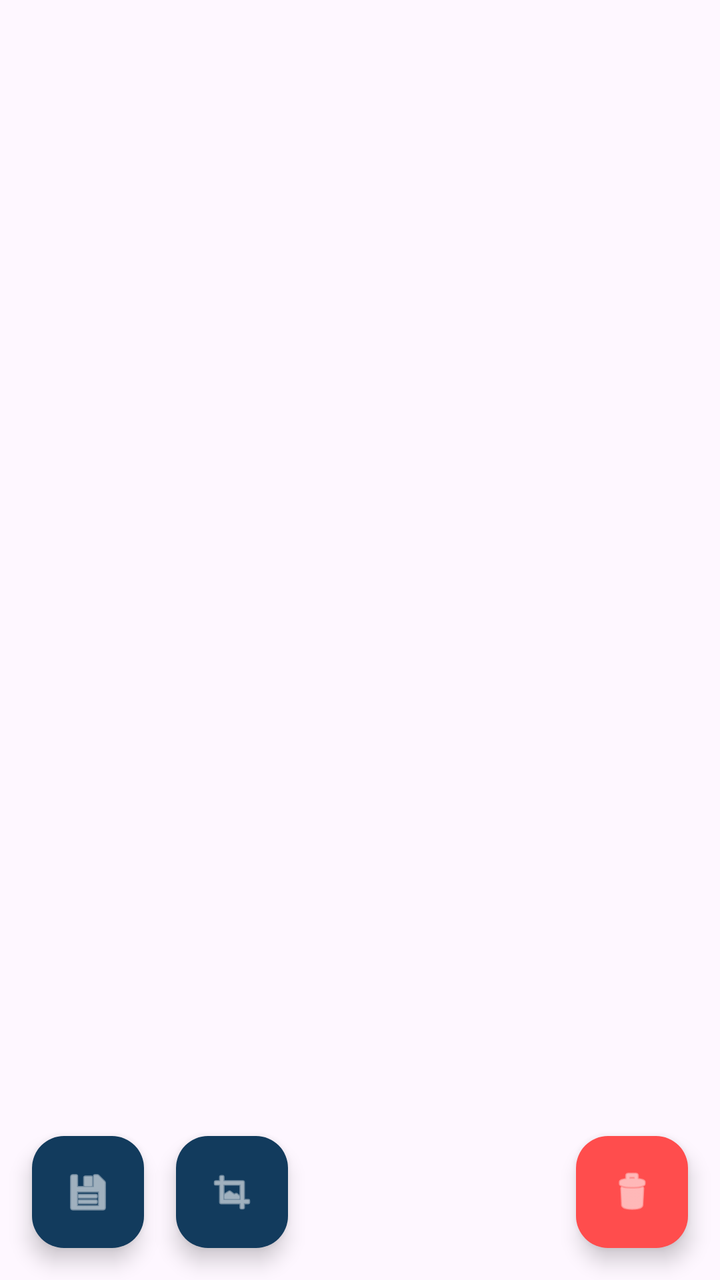
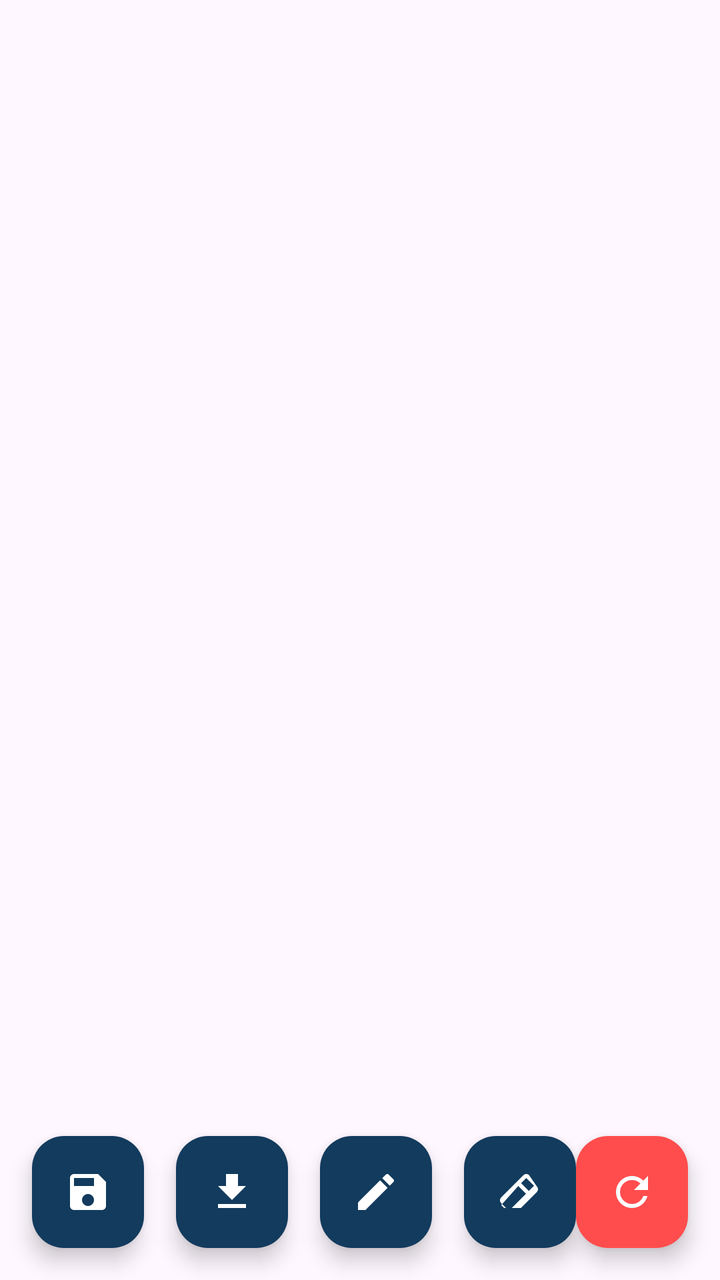

Before-and-after screenshots of an Android layout around one commit, followed by the original layout XML and the change that was made.
<!-- AndroidManifest.xml: application theme Theme.MyApplication -->
<!-- res/layout/activity_signature.xml -->
<?xml version="1.0" encoding="utf-8"?>
<androidx.constraintlayout.widget.ConstraintLayout xmlns:android="http://schemas.android.com/apk/res/android"
    xmlns:app="http://schemas.android.com/apk/res-auto"
    xmlns:tools="http://schemas.android.com/tools"
    android:layout_width="match_parent"
    android:layout_height="match_parent"
    tools:context=".SignatureActivity">

    <FrameLayout
        android:id="@+id/drawing_container"
        android:layout_width="0dp"
        android:layout_height="0dp"
        app:layout_constraintBottom_toBottomOf="parent"
        app:layout_constraintEnd_toEndOf="parent"
        app:layout_constraintStart_toStartOf="parent"
        app:layout_constraintTop_toTopOf="parent" />

    <com.google.android.material.floatingactionbutton.FloatingActionButton
        android:id="@+id/fab_save"
        android:layout_width="wrap_content"
        android:layout_height="wrap_content"
        android:layout_margin="16dp"
        android:src="@android:drawable/ic_menu_save"
        app:backgroundTint="#123B5D"
        app:tint="@android:color/white"
        app:layout_constraintBottom_toBottomOf="parent"
        app:layout_constraintStart_toStartOf="parent" />

    <com.google.android.material.floatingactionbutton.FloatingActionButton
        android:id="@+id/fab_erase"
        android:layout_width="wrap_content"
        android:layout_height="wrap_content"
        android:layout_marginStart="16dp"
        android:src="@android:drawable/ic_menu_crop"
        app:backgroundTint="#123B5D"
        app:tint="@android:color/white"
        app:layout_constraintStart_toEndOf="@id/fab_save"
        app:layout_constraintTop_toTopOf="@id/fab_save" />

    <com.google.android.material.floatingactionbutton.FloatingActionButton
        android:id="@+id/fab_clear"
        android:layout_width="wrap_content"
        android:layout_height="wrap_content"
        android:layout_margin="16dp"
        android:src="@android:drawable/ic_menu_delete"
        app:backgroundTint="#ff4d4d"
        app:tint="@android:color/white"
        app:layout_constraintBottom_toBottomOf="parent"
        app:layout_constraintEnd_toEndOf="parent" />

</androidx.constraintlayout.widget.ConstraintLayout>
<!-- resources referenced by this layout -->
<resources>
  <!-- unchanged entries left out for length: 2 -->
</resources>

<!-- the commit's change to res/layout/activity_signature.xml (unified diff, before → after) -->
@@ -1,51 +1,29 @@
 <?xml version="1.0" encoding="utf-8"?>
 <androidx.constraintlayout.widget.ConstraintLayout xmlns:android="http://schemas.android.com/apk/res/android"
     xmlns:app="http://schemas.android.com/apk/res-auto"
-    xmlns:tools="http://schemas.android.com/tools"
-    android:layout_width="match_parent"
-    android:layout_height="match_parent"
-    tools:context=".SignatureActivity">
+    xmlns:tools="http://schemas.android.com/tools" android:layout_width="match_parent" android:layout_height="match_parent" tools:context=".SignatureActivity">
 
-    <FrameLayout
-        android:id="@+id/drawing_container"
-        android:layout_width="0dp"
-        android:layout_height="0dp"
-        app:layout_constraintBottom_toBottomOf="parent"
-        app:layout_constraintEnd_toEndOf="parent"
-        app:layout_constraintStart_toStartOf="parent"
-        app:layout_constraintTop_toTopOf="parent" />
+    <FrameLayout android:id="@+id/drawing_container" android:layout_width="0dp" android:layout_height="0dp" app:layout_constraintBottom_toBottomOf="parent" app:layout_constraintEnd_toEndOf="parent" app:layout_constraintStart_toStartOf="parent" app:layout_constraintTop_toTopOf="parent" />
 
-    <com.google.android.material.floatingactionbutton.FloatingActionButton
-        android:id="@+id/fab_save"
-        android:layout_width="wrap_content"
-        android:layout_height="wrap_content"
-        android:layout_margin="16dp"
-        android:src="@android:drawable/ic_menu_save"
-        app:backgroundTint="#123B5D"
-        app:tint="@android:color/white"
-        app:layout_constraintBottom_toBottomOf="parent"
-        app:layout_constraintStart_toStartOf="parent" />
+    <com.google.android.material.floatingactionbutton.FloatingActionButton android:id="@+id/fab_save" android:layout_width="wrap_content" android:layout_height="wrap_content" android:layout_margin="16dp" android:src="@drawable/ic_save" app:backgroundTint="#123B5D" app:tint="@android:color/white" app:layout_constraintBottom_toBottomOf="parent" app:layout_constraintStart_toStartOf="parent" />
 
-    <com.google.android.material.floatingactionbutton.FloatingActionButton
-        android:id="@+id/fab_erase"
-        android:layout_width="wrap_content"
-        android:layout_height="wrap_content"
-        android:layout_marginStart="16dp"
-        android:src="@android:drawable/ic_menu_crop"
-        app:backgroundTint="#123B5D"
-        app:tint="@android:color/white"
-        app:layout_constraintStart_toEndOf="@id/fab_save"
-        app:layout_constraintTop_toTopOf="@id/fab_save" />
+    <com.google.android.material.floatingactionbutton.FloatingActionButton android:id="@+id/fab_export" android:layout_width="wrap_content" android:layout_height="wrap_content" android:layout_marginStart="16dp" android:src="@drawable/ic_export_custom" app:backgroundTint="#123B5D" app:tint="@android:color/white" app:layout_constraintStart_toEndOf="@id/fab_save" app:layout_constraintTop_toTopOf="@id/fab_save" />
 
-    <com.google.android.material.floatingactionbutton.FloatingActionButton
-        android:id="@+id/fab_clear"
-        android:layout_width="wrap_content"
-        android:layout_height="wrap_content"
-        android:layout_margin="16dp"
-        android:src="@android:drawable/ic_menu_delete"
-        app:backgroundTint="#ff4d4d"
-        app:tint="@android:color/white"
-        app:layout_constraintBottom_toBottomOf="parent"
-        app:layout_constraintEnd_toEndOf="parent" />
+    <com.google.android.material.floatingactionbutton.FloatingActionButton android:id="@+id/fab_pen" android:layout_width="wrap_content" android:layout_height="wrap_content" android:layout_marginStart="16dp" android:src="@drawable/ic_pen_custom" app:backgroundTint="#123B5D" app:tint="@android:color/white" app:layout_constraintStart_toEndOf="@id/fab_export" app:layout_constraintTop_toTopOf="@id/fab_save" />
+
+    <com.google.android.material.floatingactionbutton.FloatingActionButton android:id="@+id/fab_erase" android:layout_width="wrap_content" android:layout_height="wrap_content" android:layout_marginStart="16dp" android:src="@drawable/ic_eraser_custom" app:backgroundTint="#123B5D" app:tint="@android:color/white" app:layout_constraintStart_toEndOf="@id/fab_pen" app:layout_constraintTop_toTopOf="@id/fab_save" />
+
+    <com.google.android.material.floatingactionbutton.FloatingActionButton android:id="@+id/fab_clear" android:layout_width="wrap_content" android:layout_height="wrap_content" android:layout_margin="16dp" android:src="@drawable/ic_reset_custom" app:backgroundTint="#ff4d4d" app:tint="@android:color/white" app:layout_constraintBottom_toBottomOf="parent" app:layout_constraintEnd_toEndOf="parent" />
+
+    <LinearLayout android:id="@+id/width_control_layout" android:layout_width="0dp" android:layout_height="wrap_content" android:orientation="horizontal" android:padding="16dp" android:background="@drawable/bg_white_rounded" android:elevation="8dp" android:gravity="center_vertical" android:visibility="gone" app:layout_constraintBottom_toTopOf="@id/fab_save" app:layout_constraintStart_toStartOf="parent" app:layout_constraintEnd_toEndOf="parent" android:layout_margin="16dp">
+
+        <View android:id="@+id/size_preview_min" android:layout_width="4dp" android:layout_height="4dp" android:background="@drawable/circle_shape" android:backgroundTint="#123B5D" />
+
+        <SeekBar android:id="@+id/sb_width" android:layout_width="0dp" android:layout_height="wrap_content" android:layout_weight="1" android:max="100" android:progress="20" android:theme="@style/Widget.AppCompat.SeekBar" android:progressDrawable="@drawable/seekbar_width_track_custom" android:thumb="@drawable/seekbar_width_thumb_custom" android:layout_marginHorizontal="8dp" />
+
+        <View android:id="@+id/size_preview_max" android:layout_width="24dp" android:layout_height="24dp" android:background="@drawable/circle_shape" android:backgroundTint="#123B5D" />
+
+        <TextView android:id="@+id/tv_width_value" android:layout_width="40dp" android:layout_height="wrap_content" android:text="20" android:textColor="#123B5D" android:textStyle="bold" android:gravity="center" android:layout_marginStart="8dp" />
+    </LinearLayout>
 
 </androidx.constraintlayout.widget.ConstraintLayout>
<!-- resource entries referenced after the edit -->
@@ -1,5 +1,63 @@
 <!-- resources referenced by this layout -->
 <resources>
+  <!-- drawable bg_white_rounded (drawable) -->
+  <?xml version="1.0" encoding="utf-8"?>
+  <shape xmlns:android="http://schemas.android.com/apk/res/android" android:shape="rectangle">
+      <solid android:color="#FFFFFF"/>
+      <corners android:radius="8dp"/>
+  </shape>
+  <!-- drawable circle_shape (drawable) -->
+  <?xml version="1.0" encoding="utf-8"?>
+  <shape xmlns:android="http://schemas.android.com/apk/res/android" android:shape="oval">
+      <solid android:color="#CCCCCC"/>
+      <stroke android:width="1dp" android:color="#999999"/>
+      <size android:width="24dp" android:height="24dp"/>
+  </shape>
+  <!-- drawable ic_eraser_custom (drawable) -->
+  <vector xmlns:android="http://schemas.android.com/apk/res/android" android:width="24dp" android:height="24dp" android:viewportWidth="24" android:viewportHeight="24">
+      <path android:fillColor="#FFFFFF" android:pathData="M15.14,3c-0.51,0 -1.02,0.2 -1.41,0.59L2.59,14.73c-0.78,0.78 -0.78,2.05 0,2.83L5.03,20h7.39l7.99,-7.99c0.78,-0.78 0.78,-2.05 0,-2.83L16.55,3.59C16.16,3.2 15.65,3 15.14,3zM15.14,5l3.86,3.86l-2.59,2.59L12.55,7.59L15.14,5zM11.13,9l3.86,3.86l-7.13,7.13H4.01l-1.42,-1.42L11.13,9z"/>
+  </vector>
+  <!-- drawable ic_export_custom (drawable) -->
+  <vector xmlns:android="http://schemas.android.com/apk/res/android" android:width="24dp" android:height="24dp" android:viewportWidth="24" android:viewportHeight="24">
+      <path android:fillColor="#000000" android:pathData="M19,9h-4V3H9v6H5l7,7 7,-7zM5,18v2h14v-2H5z"/>
+  </vector>
+  <!-- drawable ic_pen_custom (drawable) -->
+  <vector xmlns:android="http://schemas.android.com/apk/res/android" android:width="24dp" android:height="24dp" android:viewportWidth="24" android:viewportHeight="24">
+      <path android:fillColor="#FFFFFF" android:pathData="M3,17.25V21h3.75L17.81,9.94l-3.75,-3.75L3,17.25zM20.71,7.04c0.39,-0.39 0.39,-1.02 0 -1.41l-2.34,-2.34c-0.39,-0.39 -1.02,-0.39 -1.41,0l-1.83,1.83 3.75,3.75 1.83,-1.83z"/>
+  </vector>
+  <!-- drawable ic_reset_custom (drawable) -->
+  <vector xmlns:android="http://schemas.android.com/apk/res/android" android:width="24dp" android:height="24dp" android:viewportWidth="24" android:viewportHeight="24">
+      <path android:fillColor="#FFFFFF" android:pathData="M17.65,6.35C16.2,4.9 14.21,4 12,4c-4.42,0 -7.99,3.58 -7.99,8s3.57,8 7.99,8c3.73,0 6.84,-2.55 7.73,-6h-2.08c-0.82,2.33 -3.04,4 -5.65,4 -3.31,0 -6,-2.69 -6,-6s2.69,-6 6,-6c1.66,0 3.14,0.69 4.22,1.78L13,11h7V4l-2.35,2.35z"/>
+  </vector>
+  <!-- drawable ic_save (drawable) -->
+  <vector xmlns:android="http://schemas.android.com/apk/res/android" android:width="24dp" android:height="24dp" android:viewportWidth="24" android:viewportHeight="24">
+      <path android:fillColor="#FF000000" android:pathData="M17,3H5c-1.11,0 -2,0.9 -2,2v14c0,1.1 0.89,2 2,2h14c1.1,0 2,-0.9 2,-2V7l-4,-4zm-5,16c-1.66,0 -3,-1.34 -3,-3s1.34,-3 3,-3 3,1.34 3,3 -1.34,3 -3,3zm3,-10H5V5h10v4z"/>
+  </vector>
+  <!-- drawable seekbar_width_thumb_custom (drawable) -->
+  <?xml version="1.0" encoding="utf-8"?>
+  <shape xmlns:android="http://schemas.android.com/apk/res/android" android:shape="oval">
+      <solid android:color="#123B5D" />
+      <size android:width="20dp" android:height="20dp" />
+      <stroke android:width="2dp" android:color="#FFFFFF" />
+  </shape>
+  <!-- drawable seekbar_width_track_custom (drawable) -->
+  <?xml version="1.0" encoding="utf-8"?>
+  <layer-list xmlns:android="http://schemas.android.com/apk/res/android">
+      <item android:id="@android:id/background">
+          <shape android:shape="line">
+              <stroke android:width="1dp" android:color="#CCCCCC" android:dashWidth="4dp" android:dashGap="4dp" />
+          </shape>
+      </item>
+      <item android:id="@android:id/progress">
+          <clip>
+              <shape android:shape="rectangle">
+                  <gradient android:startColor="#123B5D" android:endColor="#123B5D" android:type="linear" />
+                  <size android:height="4dp" />
+                  <corners android:radius="2dp" />
+              </shape>
+          </clip>
+      </item>
+  </layer-list>
   <!-- unchanged entries left out for length: 2 -->
 </resources>
 
